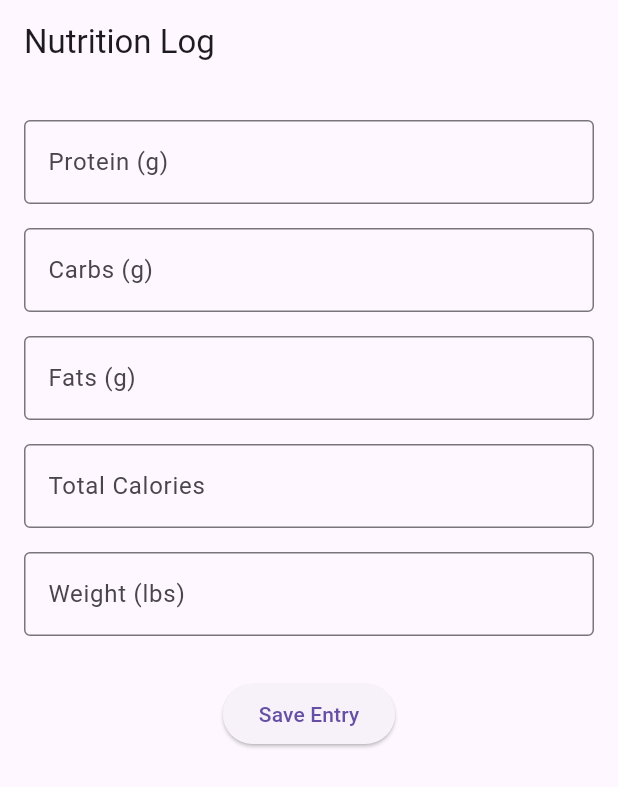
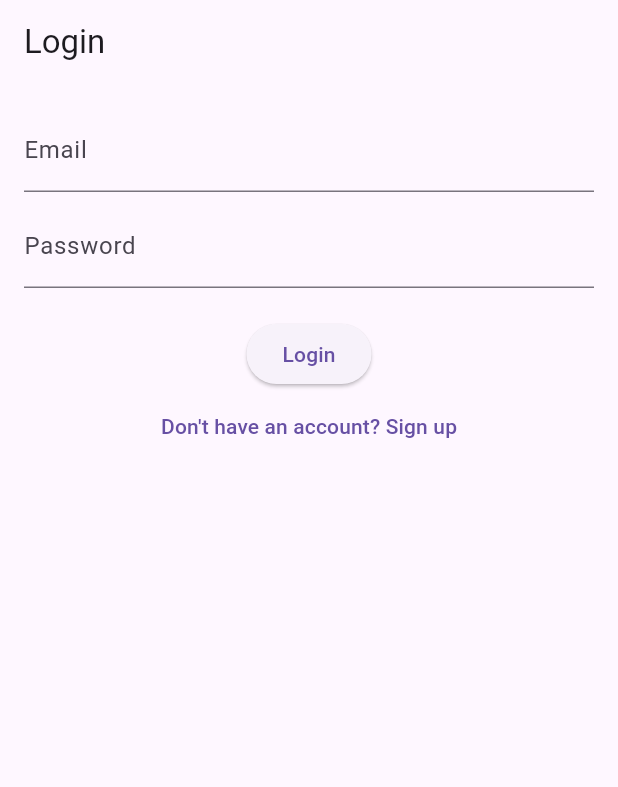
Before and after one commit to NicoleRus/ar-gym-app, a Flutter app: the screen it shows after launch, on a phone screen of 412 x 824 dp. Shown: the top 787 px of the screen. Run offline on Flutter 3.47's test engine with Material 3 defaults, Android fonts, the phone set to English and light mode, and no system bars; our stand-ins replace supabase_flutter; missing offline and left inert: visa_nova_flutter, visa_nova_icons_flutter; accounts and stored records are empty.

Commit message:
feat: first addition of supabase

```diff
--- a/lib/main.dart
+++ b/lib/main.dart
@@ -1,6 +1,17 @@
 import 'package:flutter/material.dart';
+import 'package:supabase_flutter/supabase_flutter.dart';
+import 'pages/auth_page.dart';
 
-void main() {
+void main() async {
+  WidgetsFlutterBinding.ensureInitialized();
+
+  await Supabase.initialize(
+    url:
+        'https://aojhsonruextcceqkhse.supabase.co', // replace with your actual Supabase project URL
+    anonKey:
+        'eyJhbGciOiJIUzI1NiIsInR5cCI6IkpXVCJ9.eyJpc3MiOiJzdXBhYmFzZSIsInJlZiI6ImFvamhzb25ydWV4dGNjZXFraHNlIiwicm9sZSI6ImFub24iLCJpYXQiOjE3NDQwNzI5NzMsImV4cCI6MjA1OTY0ODk3M30.yAqaZ1lLnhC_FZpH1gWXZkDCV8yUc3LsEScwREI5Cdo', // replace with your anon/public key
+  );
+
   runApp(const MyApp());
 }
 
@@ -12,7 +23,10 @@ class MyApp extends StatelessWidget {
     return MaterialApp(
       title: 'Nutrition Tracker',
       theme: ThemeData(primarySwatch: Colors.blue),
-      home: const NutritionLogScreen(),
+      home:
+          Supabase.instance.client.auth.currentUser == null
+              ? const AuthPage()
+              : const NutritionLogScreen(),
     );
   }
 }
@@ -34,7 +48,7 @@ class _NutritionLogScreenState extends State<NutritionLogScreen> {
 
   void _saveEntry() {
     if (_formKey.currentState!.validate()) {
-      // TODO: Save the data somewhere (e.g., local storage, Supabase, etc.)
+      // TODO: Save the data to Supabase
       ScaffoldMessenger.of(
         context,
       ).showSnackBar(const SnackBar(content: Text('Entry saved!')));
--- /dev/null
+++ b/lib/pages/auth_page.dart
@@ -0,0 +1,76 @@
+import 'package:flutter/material.dart';
+import 'package:supabase_flutter/supabase_flutter.dart';
+
+class AuthPage extends StatefulWidget {
+  const AuthPage({super.key});
+
+  @override
+  State<AuthPage> createState() => _AuthPageState();
+}
+
+class _AuthPageState extends State<AuthPage> {
+  final _emailController = TextEditingController();
+  final _passwordController = TextEditingController();
+  bool isLogin = true;
+
+  Future<void> _handleAuth() async {
+    final email = _emailController.text.trim();
+    final password = _passwordController.text.trim();
+
+    try {
+      final supabase = Supabase.instance.client;
+
+      if (isLogin) {
+        await supabase.auth.signInWithPassword(
+          email: email,
+          password: password,
+        );
+      } else {
+        await supabase.auth.signUp(email: email, password: password);
+      }
+
+      setState(() {}); // trigger rebuild to go to NutritionLogScreen
+    } catch (e) {
+      ScaffoldMessenger.of(
+        context,
+      ).showSnackBar(SnackBar(content: Text('Error: $e')));
+    }
+  }
+
+  @override
+  Widget build(BuildContext context) {
+    return Scaffold(
+      appBar: AppBar(title: Text(isLogin ? 'Login' : 'Sign Up')),
+      body: Padding(
+        padding: const EdgeInsets.all(16),
+        child: Column(
+          children: [
+            TextField(
+              controller: _emailController,
+              decoration: const InputDecoration(labelText: 'Email'),
+            ),
+            const SizedBox(height: 8),
+            TextField(
+              controller: _passwordController,
+              decoration: const InputDecoration(labelText: 'Password'),
+              obscureText: true,
+            ),
+            const SizedBox(height: 20),
+            ElevatedButton(
+              onPressed: _handleAuth,
+              child: Text(isLogin ? 'Login' : 'Sign Up'),
+            ),
+            TextButton(
+              onPressed: () => setState(() => isLogin = !isLogin),
+              child: Text(
+                isLogin
+                    ? "Don't have an account? Sign up"
+                    : "Already have an account? Login",
+              ),
+            ),
+          ],
+        ),
+      ),
+    );
+  }
+}
--- a/pubspec.yaml
+++ b/pubspec.yaml
@@ -2,7 +2,7 @@ name: ar_app
 description: "A new Flutter project."
 # The following line prevents the package from being accidentally published to
 # pub.dev using `flutter pub publish`. This is preferred for private packages.
-publish_to: 'none' # Remove this line if you wish to publish to pub.dev
+publish_to: "none" # Remove this line if you wish to publish to pub.dev
 
 # The following defines the version and build number for your application.
 # A version number is three numbers separated by dots, like 1.2.43
@@ -30,6 +30,7 @@ environment:
 dependencies:
   flutter:
     sdk: flutter
+  supabase_flutter: ^1.10.5 # use latest
 
   # The following adds the Cupertino Icons font to your application.
   # Use with the CupertinoIcons class for iOS style icons.
@@ -53,7 +54,6 @@ dev_dependencies:
 
 # The following section is specific to Flutter packages.
 flutter:
-
   # The following line ensures that the Material Icons font is
   # included with your application, so that you can use the icons in
   # the material Icons class.
```
Also changed, not shown: pubspec.lock, 13 other files.
